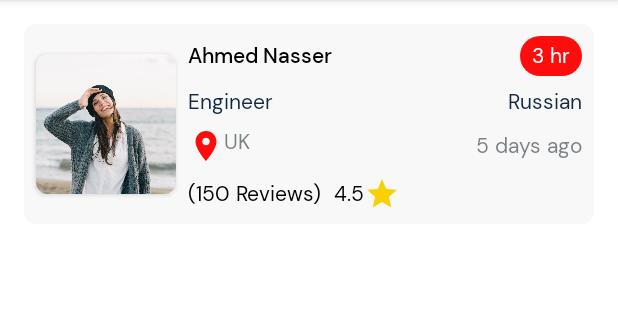
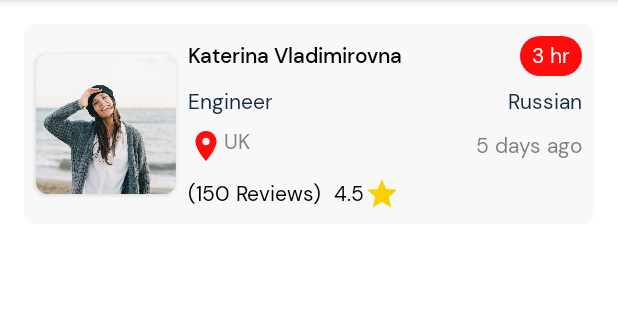
Before and after one commit to ahmednasserzaza/LinearLayout_Practice, an Android app: the screen it shows after launch (MainActivity), on a phone screen of 412 x 824 dp, the part 84-404 px from its top. Run offline under Robolectric (Android 15) with nearby library versions, the phone set to English and light mode, and no system bars.

Commit message:
change name ins strings.xml

```diff
--- a/app/src/main/res/values/strings.xml
+++ b/app/src/main/res/values/strings.xml
@@ -1,6 +1,6 @@
 <resources>
     <string name="app_name">LinearLayoutTask</string>
-    <string name="name">Ahmed Nasser</string>
+    <string name="name">Katerina Vladimirovna</string>
     <string name="time_content">3 hr</string>
     <string name="job_title">Engineer</string>
     <string name="nationality">Russian</string>
```
